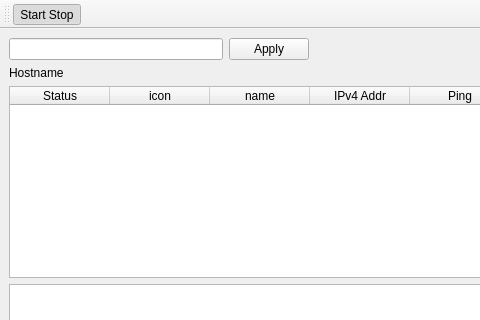
Before: the Qt Designer form form.ui in pchar/FreeNetAdminPro, drawn with Qt 5; both pictures show x 0 to 480 and y 0 to 320 of the 800 by 600 pixel window.
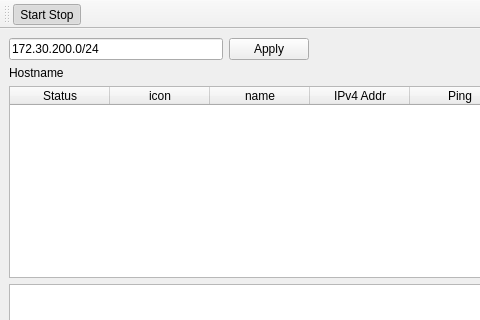
After: the same form once the commit is applied. Icons and pictures are not drawn.

Patch:
```diff
--- a/form.ui
+++ b/form.ui
@@ -25,8 +25,14 @@
      <layout class="QHBoxLayout" name="horizontalLayout_4" stretch="4,1,9">
       <item>
        <widget class="QLineEdit" name="cluster">
+        <property name="text">
+         <string>172.30.200.0/24</string>
+        </property>
         <property name="maxLength">
-         <number>1000</number>
+         <number>43</number>
+        </property>
+        <property name="placeholderText">
+         <string>e.g. 172.30.200.0/24</string>
         </property>
        </widget>
       </item>
```
